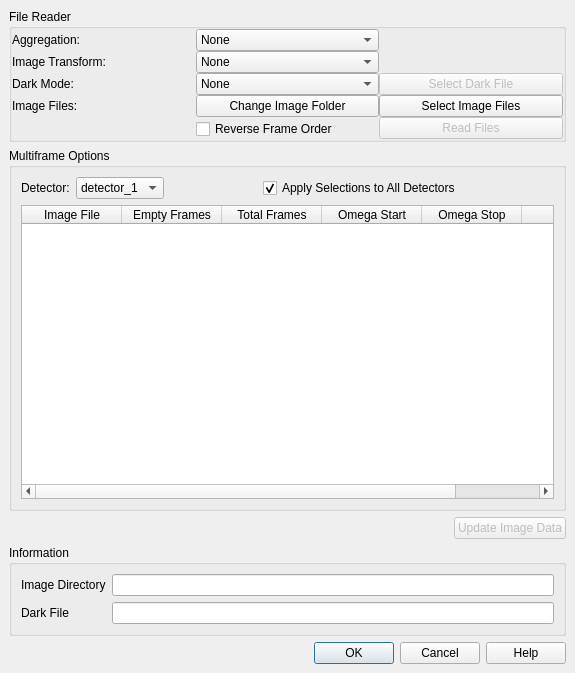
First picture: the form in hexrd/ui/resources/ui/simple_image_series_dialog.ui, repository HEXRD/hexrdgui, before the edit.
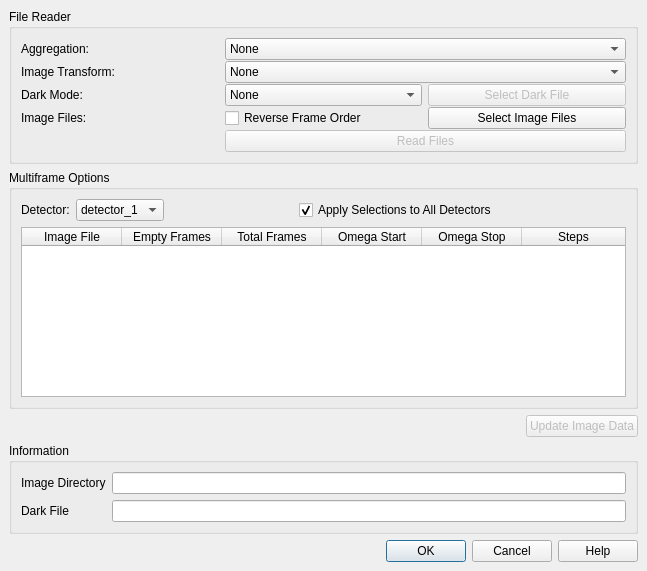
Second picture: the form after the edit.

Commit message:
Remove Change Image Folder button
This was added in the very beginning when there was a specific file structure
expected for data to be loaded. Now the Select Image Files option takes care of
figuring out where all of the image files are located and this is no longer
needed and just adds a bit of confusion.

The edit to the form file:
```diff
--- a/hexrd/ui/resources/ui/simple_image_series_dialog.ui
+++ b/hexrd/ui/resources/ui/simple_image_series_dialog.ui
@@ -6,8 +6,8 @@
    <rect>
     <x>0</x>
     <y>0</y>
-    <width>575</width>
-    <height>673</height>
+    <width>647</width>
+    <height>571</height>
    </rect>
   </property>
   <property name="windowTitle">
@@ -20,63 +20,10 @@
       <property name="title">
        <string>File Reader</string>
       </property>
-      <layout class="QGridLayout" name="gridLayout_4">
-       <property name="leftMargin">
-        <number>0</number>
+      <layout class="QGridLayout" name="gridLayout">
+       <property name="verticalSpacing">
+        <number>1</number>
        </property>
-       <property name="topMargin">
-        <number>0</number>
-       </property>
-       <property name="rightMargin">
-        <number>0</number>
-       </property>
-       <property name="bottomMargin">
-        <number>0</number>
-       </property>
-       <property name="spacing">
-        <number>0</number>
-       </property>
-       <item row="0" column="1">
-        <widget class="QComboBox" name="aggregation">
-         <item>
-          <property name="text">
-           <string>None</string>
-          </property>
-         </item>
-         <item>
-          <property name="text">
-           <string>Maximum</string>
-          </property>
-         </item>
-         <item>
-          <property name="text">
-           <string>Median</string>
-          </property>
-         </item>
-         <item>
-          <property name="text">
-           <string>Average</string>
-          </property>
-         </item>
-        </widget>
-       </item>
-       <item row="3" column="2">
-        <widget class="QPushButton" name="image_files">
-         <property name="text">
-          <string>Select Image Files</string>
-         </property>
-        </widget>
-       </item>
-       <item row="2" column="2">
-        <widget class="QPushButton" name="select_dark">
-         <property name="enabled">
-          <bool>false</bool>
-         </property>
-         <property name="text">
-          <string>Select Dark File</string>
-         </property>
-        </widget>
-       </item>
        <item row="2" column="0">
         <widget class="QLabel" name="dark_label">
          <property name="text">
@@ -84,20 +31,6 @@
          </property>
         </widget>
        </item>
-       <item row="3" column="0">
-        <widget class="QLabel" name="files_label">
-         <property name="text">
-          <string>Image Files:</string>
-         </property>
-        </widget>
-       </item>
-       <item row="1" column="0">
-        <widget class="QLabel" name="transform_label">
-         <property name="text">
-          <string>Image Transform:</string>
-         </property>
-        </widget>
-       </item>
        <item row="2" column="1">
         <widget class="QComboBox" name="dark_mode">
          <property name="currentIndex">
@@ -135,13 +68,10 @@
          </item>
         </widget>
        </item>
-       <item row="4" column="2" rowspan="2">
-        <widget class="QPushButton" name="read">
-         <property name="enabled">
-          <bool>false</bool>
-         </property>
+       <item row="4" column="2">
+        <widget class="QPushButton" name="image_files">
          <property name="text">
-          <string>Read Files</string>
+          <string>Select Image Files</string>
          </property>
         </widget>
        </item>
@@ -152,7 +82,21 @@
          </property>
         </widget>
        </item>
-       <item row="1" column="1">
+       <item row="1" column="0">
+        <widget class="QLabel" name="transform_label">
+         <property name="text">
+          <string>Image Transform:</string>
+         </property>
+        </widget>
+       </item>
+       <item row="4" column="0">
+        <widget class="QLabel" name="files_label">
+         <property name="text">
+          <string>Image Files:</string>
+         </property>
+        </widget>
+       </item>
+       <item row="1" column="1" colspan="2">
         <widget class="QComboBox" name="transform">
          <item>
           <property name="text">
@@ -191,20 +135,57 @@
          </item>
         </widget>
        </item>
-       <item row="3" column="1">
-        <widget class="QPushButton" name="image_folder">
-         <property name="text">
-          <string>Change Image Folder</string>
-         </property>
-        </widget>
-       </item>
-       <item row="5" column="1">
+       <item row="4" column="1">
         <widget class="QCheckBox" name="reverse_frames">
          <property name="text">
           <string>Reverse Frame Order</string>
          </property>
         </widget>
        </item>
+       <item row="2" column="2">
+        <widget class="QPushButton" name="select_dark">
+         <property name="enabled">
+          <bool>false</bool>
+         </property>
+         <property name="text">
+          <string>Select Dark File</string>
+         </property>
+        </widget>
+       </item>
+       <item row="0" column="1" colspan="2">
+        <widget class="QComboBox" name="aggregation">
+         <item>
+          <property name="text">
+           <string>None</string>
+          </property>
+         </item>
+         <item>
+          <property name="text">
+           <string>Maximum</string>
+          </property>
+         </item>
+         <item>
+          <property name="text">
+           <string>Median</string>
+          </property>
+         </item>
+         <item>
+          <property name="text">
+           <string>Average</string>
+          </property>
+         </item>
+        </widget>
+       </item>
+       <item row="5" column="1" colspan="2">
+        <widget class="QPushButton" name="read">
+         <property name="enabled">
+          <bool>false</bool>
+         </property>
+         <property name="text">
+          <string>Read Files</string>
+         </property>
+        </widget>
+       </item>
       </layout>
      </widget>
     </item>
```
Left out of the diff: 2 changed lines with no effect on the pictures. The commit also changes 1 other file.
